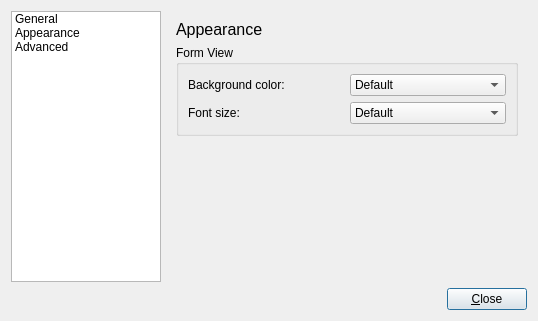
First picture: the form in ui/preferencesdialog.ui, repository joshirio/passiflora, before the edit.
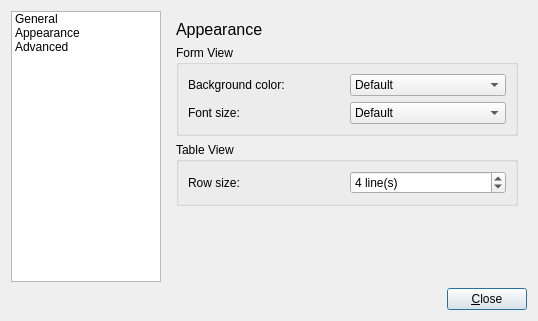
Second picture: the form after the edit. The open tabs and pages were chosen to show the change. Icons and pictures are not drawn.

Patch:
```diff
--- a/ui/preferencesdialog.ui
+++ b/ui/preferencesdialog.ui
@@ -279,6 +279,41 @@
            </layout>
           </widget>
          </item>
+         <item>
+          <widget class="QGroupBox" name="groupBox">
+           <property name="title">
+            <string>Table View</string>
+           </property>
+           <layout class="QGridLayout" name="gridLayout_2">
+            <item row="0" column="0">
+             <widget class="QLabel" name="label_11">
+              <property name="text">
+               <string>Row size:</string>
+              </property>
+             </widget>
+            </item>
+            <item row="0" column="1">
+             <widget class="QSpinBox" name="tableRowSizeSpinBox">
+              <property name="toolTip">
+               <string>Number of lines of text that are shown for each row in table view</string>
+              </property>
+              <property name="suffix">
+               <string> line(s)</string>
+              </property>
+              <property name="minimum">
+               <number>1</number>
+              </property>
+              <property name="maximum">
+               <number>30</number>
+              </property>
+              <property name="value">
+               <number>4</number>
+              </property>
+             </widget>
+            </item>
+           </layout>
+          </widget>
+         </item>
          <item>
           <spacer name="verticalSpacer_4">
            <property name="orientation">
```
